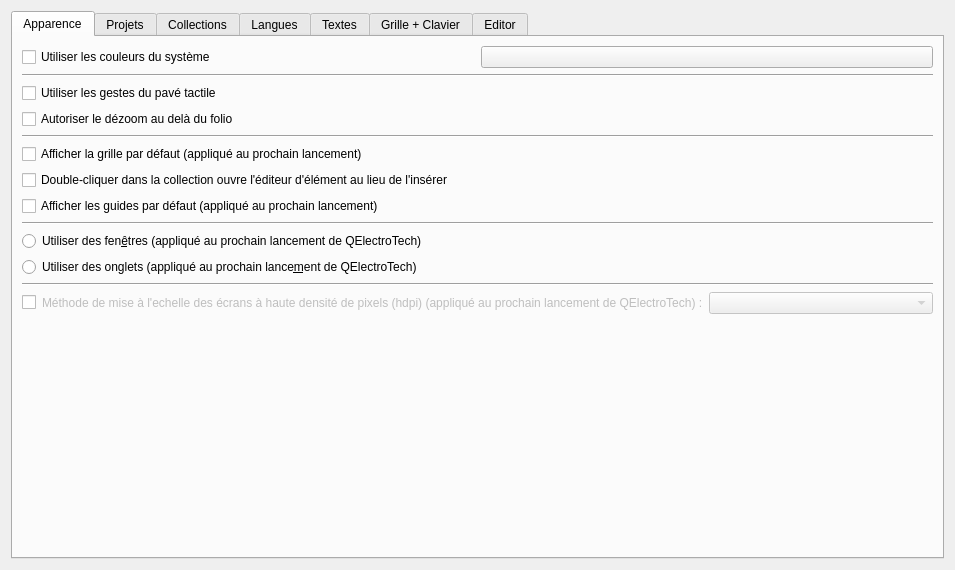
First picture: the form in sources/ui/configpage/generalconfigurationpage.ui, repository qelectrotech/qelectrotech-source-mirror, before the edit.
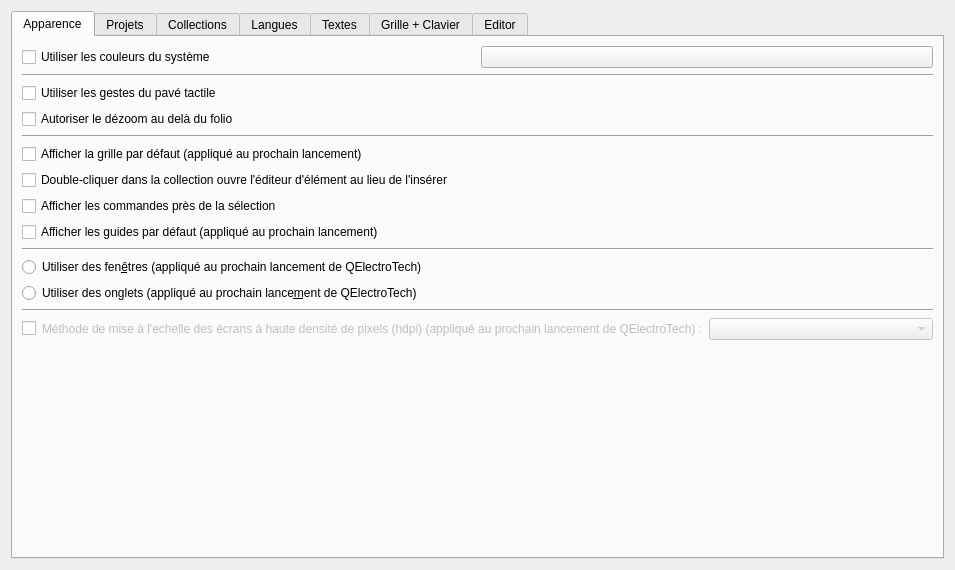
Second picture: the form after the edit. Custom widgets are drawn as their Qt base class.

Diff of the .ui file:
```diff
--- a/sources/ui/configpage/generalconfigurationpage.ui
+++ b/sources/ui/configpage/generalconfigurationpage.ui
@@ -87,6 +87,16 @@
          </property>
         </widget>
        </item>
+       <item>
+        <widget class="QCheckBox" name="m_context_toolbar_cb">
+         <property name="toolTip">
+          <string>Après un clic qui sélectionne un élément ou un conducteur, les commandes de la barre de raccourcis apparaissent près du curseur et s'effacent quand la souris s'éloigne.</string>
+         </property>
+         <property name="text">
+          <string>Afficher les commandes près de la sélection</string>
+         </property>
+        </widget>
+       </item>
        <item>
         <widget class="QCheckBox" name="guides_startup_cb">
          <property name="text">
```
